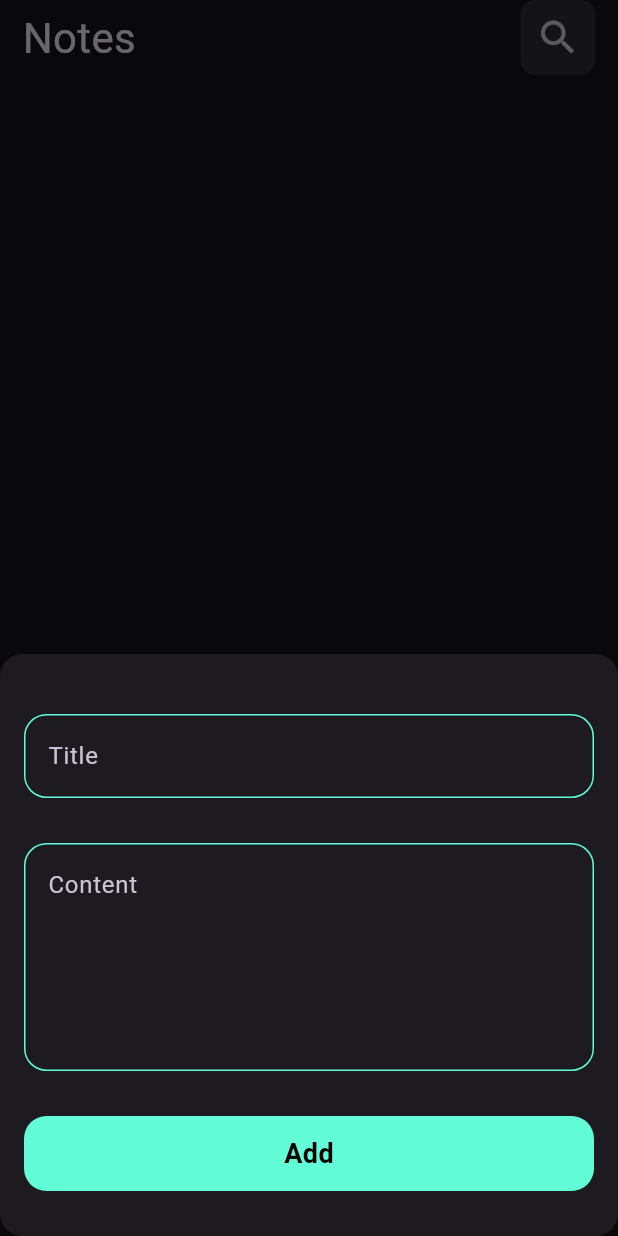
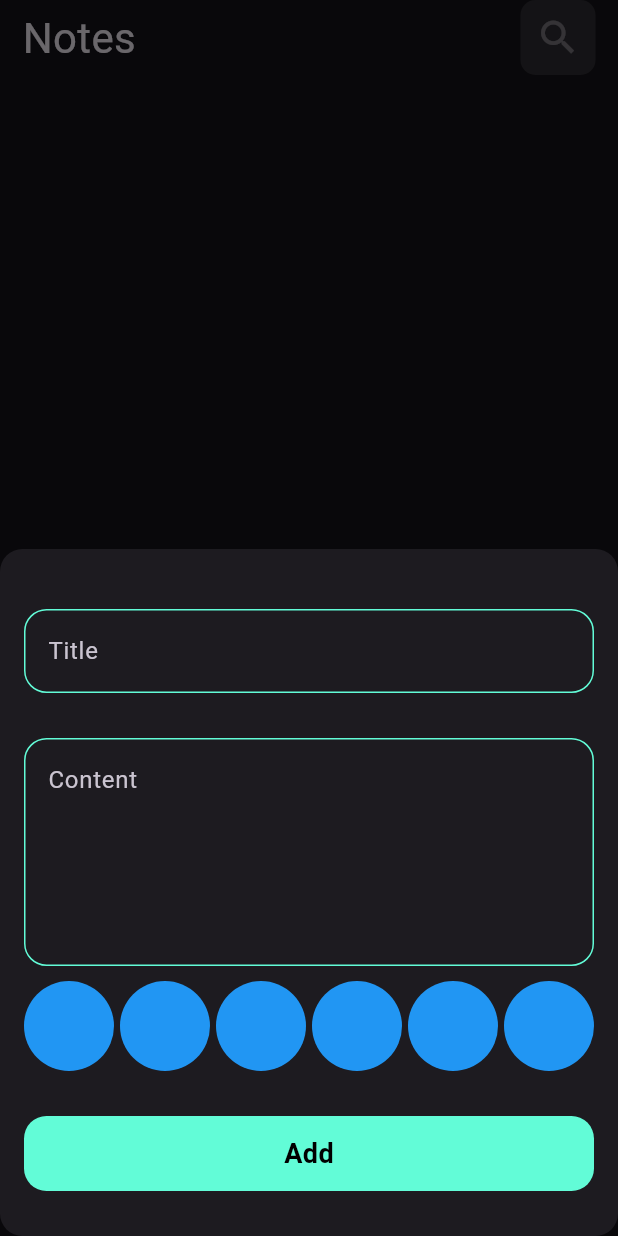
Before and after one commit to EngAhmed20/note_app, a Flutter app: the screen it shows after launch, after a tap on the "add" icon, on a phone screen of 412 x 824 dp. Run offline on Flutter 3.47's test engine with Material 3 defaults, Android fonts, the phone set to English and light mode, and no system bars; our stand-ins replace bloc, flutter_bloc, hive, hive_flutter; accounts and stored records are empty.

Commit message:
colors list view

```diff
--- a/lib/note_app/models/note_model.dart
+++ b/lib/note_app/models/note_model.dart
@@ -3,13 +3,13 @@ part 'note_model.g.dart';
 @HiveType(typeId: 0)
 class NoteModel extends HiveObject{
   @HiveField(0)
-  final String title;
+   String title;
   @HiveField(1)
-  final String subTitle;
+   String subTitle;
   @HiveField(2)
   final String date;
   @HiveField(3)
-  final int color;
+   int color;
 
   NoteModel({required this.title, required this.subTitle, required this.date, required this.color});
 
--- a/lib/note_app/presentation/views/widgets/add_note_form.dart
+++ b/lib/note_app/presentation/views/widgets/add_note_form.dart
@@ -4,6 +4,7 @@ import 'package:intl/intl.dart';
 import 'package:note_app/note_app/models/note_model.dart';
 import 'package:note_app/note_app/presentation/manager/add_note_cubit/add_note_cubit.dart';
 
+import 'color_list_view.dart';
 import 'custom_button.dart';
 import 'custom_text_filed.dart';
 
@@ -36,6 +37,8 @@ class _AddNoteFormState extends State<AddNoteForm> {
             controller: subTextContrlloler,
 
           ),
+          SizedBox(height: 10,),
+          ColorsListView(),
           SizedBox(height: 30,),
           BlocBuilder<AddNoteCubit,AddNoteState>(
             builder: (context,state) {
@@ -46,7 +49,7 @@ class _AddNoteFormState extends State<AddNoteForm> {
                 {
                   var currentDate=DateTime.now();
                   var formateDate=DateFormat('dd/mm/yyyy hh.mm').format(currentDate);
-                  var note=NoteModel(title: textController.text!, subTitle: subTextContrlloler.text!, date:formateDate, color:Colors.orange.value);
+                  var note=NoteModel(title: textController.text, subTitle: subTextContrlloler.text, date:formateDate, color:Colors.orange.value);
                   textController.clear();
                   subTextContrlloler.clear();
                   form_key.currentState!.save();
--- /dev/null
+++ b/lib/note_app/presentation/views/widgets/color_list_view.dart
@@ -0,0 +1,29 @@
+
+import 'package:flutter/material.dart';
+
+class ColorItem extends StatelessWidget {
+  const ColorItem({super.key});
+
+  @override
+  Widget build(BuildContext context) {
+    return const CircleAvatar(
+      radius: 30,
+      backgroundColor: Colors.blue,
+    );
+  }
+}
+class ColorsListView extends StatelessWidget {
+  const ColorsListView({super.key});
+
+  @override
+  Widget build(BuildContext context) {
+    return SizedBox(
+      height: 30*2,
+      child: ListView.separated(itemBuilder:(context,index)=>ColorItem(),
+        separatorBuilder:(context,index)=>const SizedBox(width:4,),
+        itemCount: 10,
+        scrollDirection: Axis.horizontal,
+      ),
+    );
+  }
+}
--- a/lib/note_app/presentation/views/widgets/custom_app_bar.dart
+++ b/lib/note_app/presentation/views/widgets/custom_app_bar.dart
@@ -1,9 +1,10 @@
 import 'package:flutter/material.dart';
 import 'custom_serch_icon.dart';
 class customAppBar extends StatelessWidget {
-  const customAppBar({super.key,required this.title, required this.icon});
+  const customAppBar({super.key,required this.title, required this.icon, this.onTap});
   final String title;
   final IconData icon;
+   final void Function()? onTap;
 
   @override
   Widget build(BuildContext context) {
@@ -11,7 +12,7 @@ class customAppBar extends StatelessWidget {
       children: [
         Text(title,style: TextStyle(fontSize: 28),),
         Spacer(),
-        customSerachIcon(icon: icon,),
+        customSerachIcon(icon: icon,onTap: onTap,),
       ],
     );
   }
--- a/lib/note_app/presentation/views/widgets/custom_serch_icon.dart
+++ b/lib/note_app/presentation/views/widgets/custom_serch_icon.dart
@@ -1,7 +1,8 @@
 import 'package:flutter/material.dart';
 class customSerachIcon extends StatelessWidget {
-  const customSerachIcon({super.key, required this.icon});
+  const customSerachIcon({super.key, required this.icon, this.onTap});
   final IconData icon;
+  final void Function()?onTap;
 
   @override
   Widget build(BuildContext context) {
@@ -15,7 +16,7 @@ class customSerachIcon extends StatelessWidget {
       child: Center(
         child: IconButton(
           icon: Icon(icon,size: 30,),
-          onPressed: () {},
+          onPressed: onTap,
         ),
       ),
     );
--- a/lib/note_app/presentation/views/widgets/custom_text_filed.dart
+++ b/lib/note_app/presentation/views/widgets/custom_text_filed.dart
@@ -2,11 +2,12 @@ import 'package:flutter/material.dart';
 import 'package:note_app/constants.dart';
 
 class customTextFiled extends StatelessWidget {
-  const customTextFiled({super.key,  this.maxLine=1, required this.title,this.onSaved,this.controller});
+  const customTextFiled({super.key,  this.maxLine=1, required this.title,this.onSaved,this.controller, this.onChanged});
   final int maxLine;
   final String title;
   final TextEditingController? controller;
   final void Function(String?)? onSaved;
+  final void Function(String)? onChanged;
 
   @override
   Widget build(BuildContext context) {
@@ -14,6 +15,7 @@ class customTextFiled extends StatelessWidget {
       controller: controller,
       maxLines: maxLine,
       onSaved: onSaved,
+      onChanged: onChanged,
       validator: (value)
         {
           if(value!.isEmpty)
--- a/lib/note_app/presentation/views/widgets/note_item.dart
+++ b/lib/note_app/presentation/views/widgets/note_item.dart
@@ -12,7 +12,7 @@ class NoteItem extends StatelessWidget {
   Widget build(BuildContext context) {
     return GestureDetector(
       onTap: (){
-        Navigator.of(context).push(MaterialPageRoute(builder: (context) => EditNoteView()));
+        Navigator.of(context).push(MaterialPageRoute(builder: (context) => EditNoteView(item: item,)));
       },
       child: Container(
         width: MediaQuery.of(context).size.width * 1.0,
```
Also changed, not shown: lib/note_app/presentation/views/edit_note_view.dart (+6 -2 lines), lib/note_app/presentation/views/widgets/edit_note_view_body.dart (+23 -7 lines).
